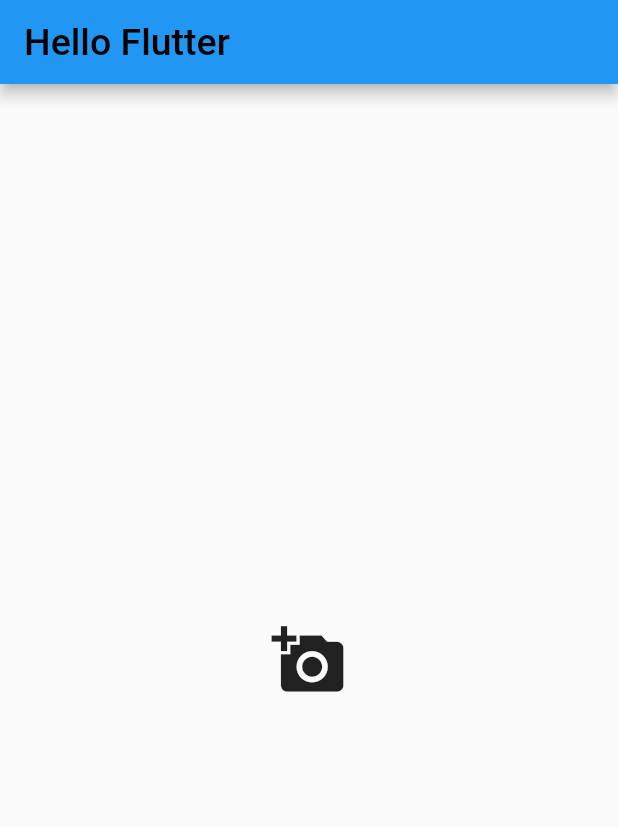
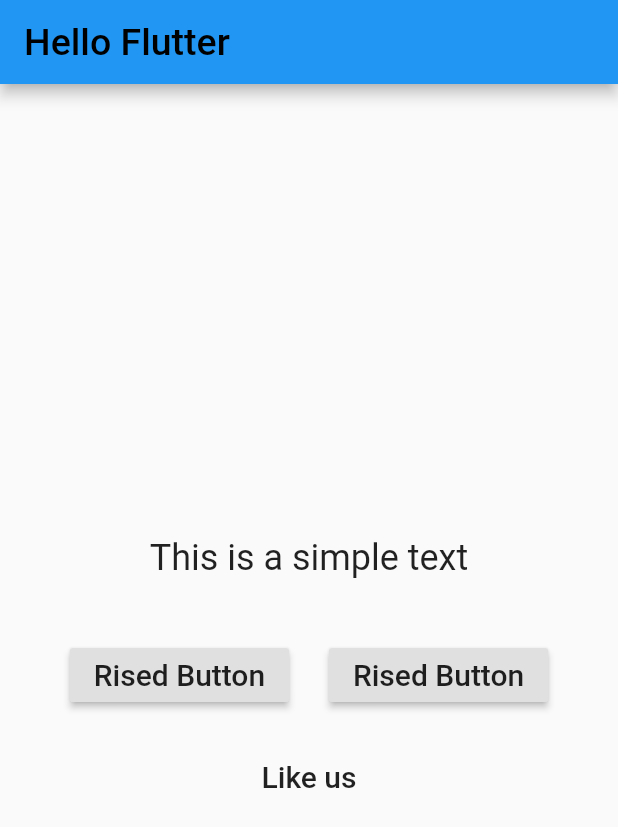
Before and after one commit to MrQureshi/myflutterapp, a Flutter app: the screen it shows after launch, on a phone screen of 412 x 824 dp. Shown: the top 827 px of the screen. Run offline on Flutter 3.47's test engine with Material 2 defaults, Android fonts, the phone set to English and light mode, and no system bars.

Commit message:
Using Column and Row

```diff
--- a/lib/main.dart
+++ b/lib/main.dart
@@ -1,10 +1,10 @@
 import 'package:flutter/material.dart';
 
 void main() {
-  runApp(funStartApp());
+  runApp(FunStartApp());
 }
 
-class funStartApp extends StatelessWidget {
+class FunStartApp extends StatelessWidget {
   @override
   Widget build(BuildContext context) {
     return MaterialApp(
@@ -18,12 +18,52 @@ class funStartApp extends StatelessWidget {
                 style: TextStyle(fontSize: 25, color: Colors.black)),
           ),
           body: Center(
-              child: IconButton(
+              child: Column(
+                  mainAxisAlignment: MainAxisAlignment.center,
+                  children: <Widget>[
+                Padding(
+                  padding: const EdgeInsets.all(20.0),
+                  child: Text("This is a simple text",
+                      style: TextStyle(fontSize: 24.0)),
+                ),
+                Padding(
+                  padding: const EdgeInsets.all(20.0),
+                  child: Row(
+                      mainAxisAlignment: MainAxisAlignment.spaceEvenly,
+                      children: <Widget>[
+                        RaisedButton(
                             onPressed: () {},
-                  icon: Icon(Icons.add_a_photo),
-                  iconSize: 50.0,
-                  splashColor: Colors.blue,
-                  tooltip: "Add a photo")
+                            child: Text(
+                              "Rised Button",
+                              style: TextStyle(
+                                fontSize: 20.0,
+                              ),
+                            )),
+                        RaisedButton(
+                            onPressed: () {},
+                            child: Text(
+                              "Rised Button",
+                              style: TextStyle(
+                                fontSize: 20.0,
+                              ),
+                            ))
+                      ]),
+                ),
+                FlatButton(
+                    onPressed: () {},
+                    child: Text('Like us',
+                        style: TextStyle(
+                          fontSize: 20.0,
+                        )))
+              ])),
+
+          // body: Center(
+          //     child: IconButton(
+          //         onPressed: () {},
+          //         icon: Icon(Icons.add_a_photo),
+          //         iconSize: 50.0,
+          //         splashColor: Colors.blue,
+          //         tooltip: "Add a photo")
 
           //  MaterialButton(
           //     color: Colors.red[400],
@@ -87,7 +127,7 @@ class funStartApp extends StatelessWidget {
           //   // maxLines: 2,
           //   // overflow: TextOverflow.fade,
           // ),
-              ),
+          // ),
         ));
   }
 }
```
Also changed, not shown: 1 other file. Lines whose indentation alone changed are shown as unchanged.
